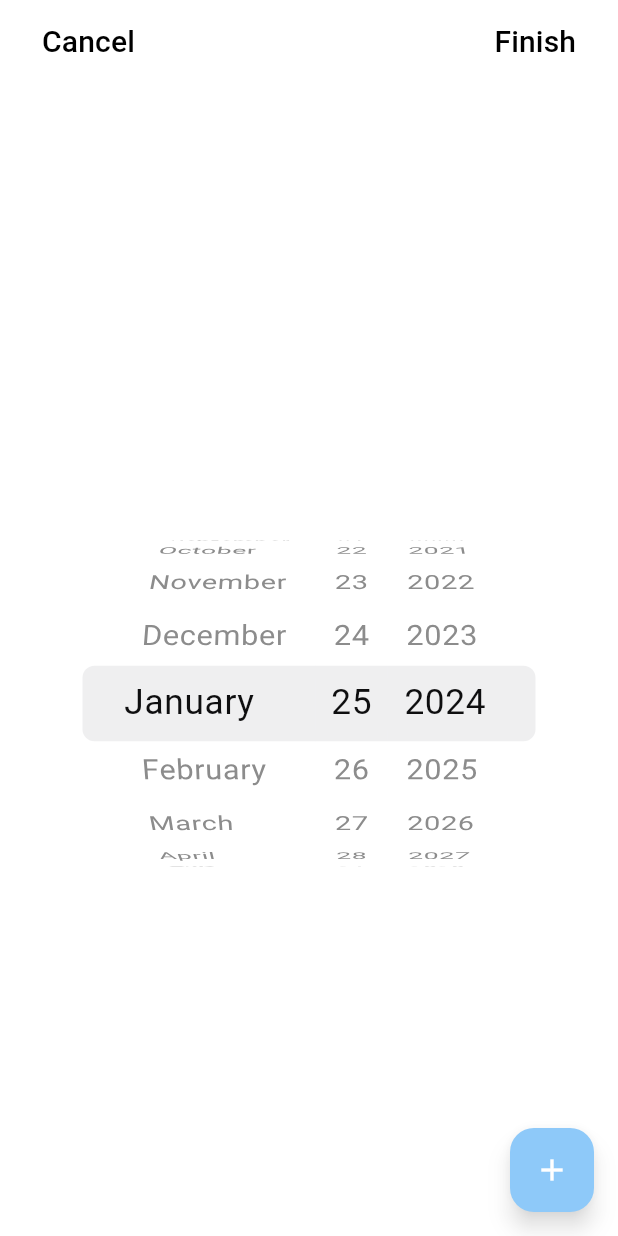
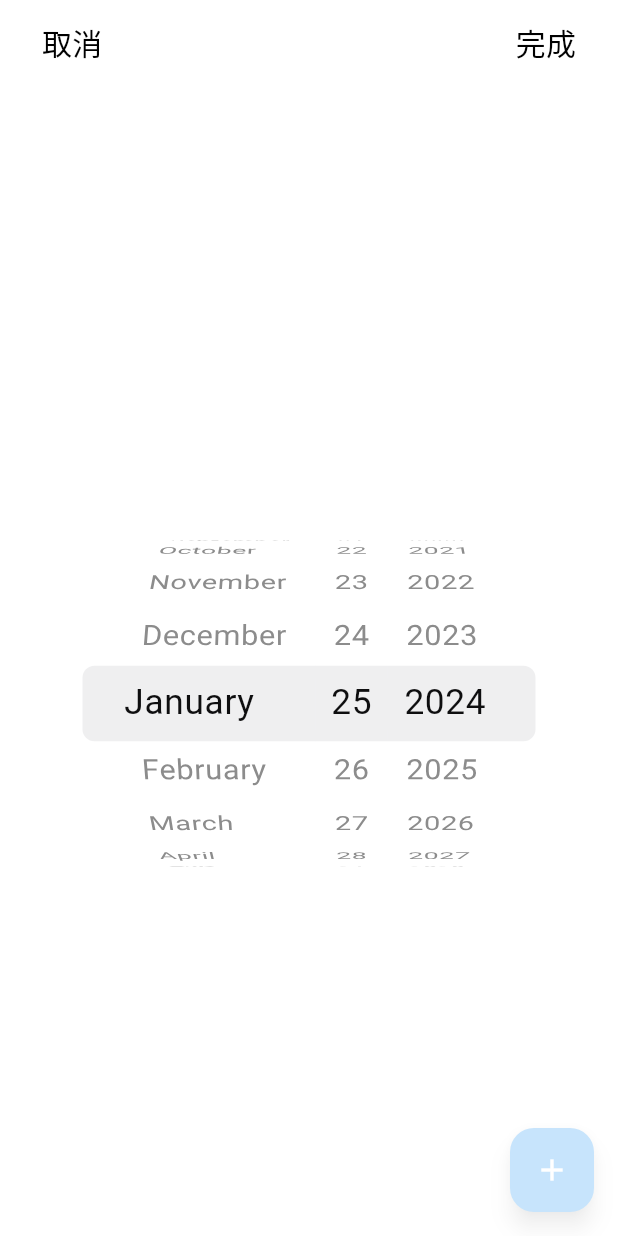
Before and after one commit to SpringHan/things_i_need, a Flutter app: the screen it shows after launch, after a tap on the "add" icon, on a phone screen of 412 x 824 dp. Run offline on Flutter 3.47's test engine with Material 3 defaults, Android fonts, the phone set to English and light mode, and no system bars; our stand-ins replace adaptive_theme.

Commit message:
Successfully show & add things

```diff
--- /dev/null
+++ b/devtools_options.yaml
@@ -0,0 +1 @@
+extensions:
--- a/lib/components/data_provider.dart
+++ b/lib/components/data_provider.dart
@@ -3,6 +3,10 @@ import 'package:intl/intl.dart' show DateFormat;
 import '../handle_things.dart';
 
 class DataProvider extends ChangeNotifier {
+  DataProvider() {
+    fetchStoredThings();
+  }
+
   bool usingAddPage = false;
   List<ThingData> thingData = [];
 
@@ -18,18 +22,18 @@ class DataProvider extends ChangeNotifier {
     notifyListeners();
   }
 
-  Future<void> addThing((String, DateTime) newThingData) async {
-    final formatedDate = DateFormat("yyyy/MM/dd").format(newThingData.$2);
+  Future<void> addThing() async {
+    final formatedDate = DateFormat("yyyy/MM/dd").format(newThing.$2);
     final (insertIdx, insertWay) = ThingData.newInsertIdx(
       thingData,
-      newThingData.$2
+      formatedDate
     );
 
     if (insertWay == ThingInsertCase.oldInsert) {
-      thingData[insertIdx].things[newThingData.$1] = false;
+      thingData[insertIdx].things[newThing.$1] = false;
     } else {
       thingData.insert(insertIdx, ThingData(formatedDate, {
-            newThingData.$1: false
+            newThing.$1: false
       }));
     }
 
@@ -50,6 +54,13 @@ class DataProvider extends ChangeNotifier {
     notifyListeners();
   }
 
+  Future<void> fetchStoredThings() async {
+    thingData = await fetchThingData();
+    notifyListeners();
+  }
+
+  set thingName(String name) => newThing = (name, newThing.$2);
+
   void newThingInit() {
     newThing = ("", newThing.$2);
     notifyListeners();
--- a/lib/components/new_thing_input.dart
+++ b/lib/components/new_thing_input.dart
@@ -1,6 +1,7 @@
 import 'package:flutter/material.dart';
 import 'package:provider/provider.dart';
 import '../components/data_provider.dart';
+import '../theme/theme.dart';
 
 class NewThingInput extends StatefulWidget {
   const NewThingInput({super.key});
@@ -45,3 +46,8 @@ class _NewThingInput extends State<NewThingInput> {
     );
   }
 }
+
+final inputColors = <String, Color> {
+  "light": Colors.black,
+  "dark": Colors.white,
+};
--- a/lib/components/things_card.dart
+++ b/lib/components/things_card.dart
@@ -25,7 +25,7 @@ class _ThingsCardState extends State<ThingsCard> {
 
     return Container(
       width: deviceWidth * 0.94,
-      height: 80,
+      height: 75,
       margin: const EdgeInsets.only(
         bottom: 15,
       ),
--- a/lib/components/things_list.dart
+++ b/lib/components/things_list.dart
@@ -29,7 +29,7 @@ class ThingsList extends StatelessWidget {
             date,
             style: const TextStyle(
               fontSize: 28,
-              fontWeight: FontWeight.w400,
+              fontWeight: FontWeight.w300,
             ),
             textAlign: TextAlign.left,
           ),
--- a/lib/handle_things.dart
+++ b/lib/handle_things.dart
@@ -14,20 +14,16 @@ base class ThingData {
   final String date;
   Map<String, bool> things;
 
-  int compare(DateTime newDate) {
-    return newDate.compareTo(DateTime.parse(date));
-  }
-
   void removeTickedItems() {
     things = Map.fromEntries(things.entries.where((i) => !i.value));
   }
 
   static (int, ThingInsertCase) newInsertIdx(
     List<ThingData> data,
-    DateTime date
+    String date
   ) {
     for (var i = 0; i < data.length; i++) {
-      switch (data[i].compare(date)) {
+      switch (date.compareDate(data[i].date)) {
         case 0:
         return (i, ThingInsertCase.oldInsert);
         case -1:
@@ -36,6 +32,26 @@ base class ThingData {
     }
 
     return (data.length, ThingInsertCase.newInsert);
+  }
+}
+
+extension DateCompare on String {
+  int compareDate(String another) {
+    final originList = split("/");
+    final anotherList = another.split("/");
+
+    for (var i = 0; i < 3; i++) {
+      final result = originList[i]._innerCompare(anotherList[i]);
+      if (result != 0) {
+        return result;
+      }
+    }
+
+    return 0;
+  }
+
+  int _innerCompare(String another) {
+    return int.parse(this).compareTo(int.parse(another));
   }
 }
 
@@ -56,9 +72,14 @@ Future<List<ThingData>> fetchThingData() async {
   List<ThingData> finalData = [];
   Map<String, dynamic> thingsList = jsonDecode(fileContent);
   for (final thingWithDate in thingsList.entries) {
+    Map<String, bool> tempThings = {};
+    for (final thing in thingWithDate.value.entries) {
+      tempThings[thing.key] = thing.value;
+    }
+
     finalData.add(ThingData(
         thingWithDate.key,
-        thingWithDate.value,
+        tempThings
     ));
   }
 
--- a/lib/main.dart
+++ b/lib/main.dart
@@ -17,10 +17,10 @@ class MyApp extends StatelessWidget {
       initial: AdaptiveThemeMode.system,
       builder: (theme, darkTheme) => MaterialApp(
         debugShowCheckedModeBanner: false,
-        title: "Stuff List",
+        title: "Things I Need",
         theme: theme,
         darkTheme: darkTheme,
-        home: PageStack(),
+        home: const PageStack(),
       ),
     );
   }
--- a/lib/pages/add_page.dart
+++ b/lib/pages/add_page.dart
@@ -30,7 +30,7 @@ class _AddPage extends State<AddPage> {
               child: Align(
                 alignment: Alignment.centerLeft,
                 child: AddNewButton(
-                  content: "Cancel",
+                  content: "取消",
                   onPressedFunc: () {
                     context.read<DataProvider>().addPageChange();
                   },
@@ -38,15 +38,16 @@ class _AddPage extends State<AddPage> {
               ),
             ),
             AddNewButton(
-              content: "Finish",
+              content: "完成",
               onPressedFunc: () async {
                 var provider = context.read<DataProvider>();
-                provider.addPageChange();
+                provider.thingName = provider.textController.text;
                 if (provider.newThing.$1.isEmpty) {
+                  provider.addPageChange();
                   return;
                 }
 
-                await provider.addThing(provider.newThing);
+                await provider.addThing();
                 provider.addPageChange();
               },
             ),
@@ -70,6 +71,6 @@ class _AddPage extends State<AddPage> {
 }
 
 final pageBackgroundColor = <String, Color> {
-  "light": Colors.white.withOpacity(0.4),
+  "light": Colors.white.withOpacity(0.7),
   "dark": Colors.black.withOpacity(0.3),
 };
--- a/lib/pages/main_page.dart
+++ b/lib/pages/main_page.dart
@@ -1,44 +1,40 @@
 import 'package:flutter/material.dart';
+
+import 'package:provider/provider.dart';
+import '../components/data_provider.dart';
+
 import '../components/things_list.dart';
 import '../components/things_add_button.dart';
-import '../handle_things.dart';
 
 class MainPage extends StatelessWidget {
   const MainPage({super.key});
 
   @override
   Widget build(BuildContext context) {
-    var thingsList = fetchThingData();
-
     return Scaffold(
       appBar: AppBar(
         title: Container(
           alignment: Alignment.center,
-          child: const Text("Stuff List"),
+          child: const Text("列表"),
         ),
       ),
-      body: FutureBuilder(
-        future: thingsList,
-        builder: (context, snapshot) {
-          if (snapshot.hasData) {
-            List<ThingsList> cardList = [];
-            for (final thing in snapshot.data!) {
-              cardList.add(ThingsList(thing));
-            }
-
-            return ListView(
-              children: cardList,
-            );
+      body: Builder(
+        builder: (context) {
+          var cardList = context.watch<DataProvider>().thingData;
+          if (cardList.isEmpty) {
+            return const Text("");
           }
 
+          List<ThingsList> widgets = [];
+          for (final card in cardList) {
+            widgets.add(ThingsList(card));
+          }
           return ListView(
-            children: const [
-              Text(""),
-            ],
+            children: widgets,
           );
         },
       ),
-      floatingActionButton: ThingsAddButton(),
+      floatingActionButton: const ThingsAddButton(),
     );
   }
 }
--- a/lib/pages/page_stack.dart
+++ b/lib/pages/page_stack.dart
@@ -17,8 +17,6 @@ class _PageStack extends State<PageStack> {
   @override
   Widget build(BuildContext context) {
     toTopDistance = MediaQuery.of(context).size.height;
-    // Debug
-    // toTopDistance = 0;
 
     return MultiProvider(
       providers: [
@@ -29,12 +27,12 @@ class _PageStack extends State<PageStack> {
           fit: StackFit.loose,
           alignment: Alignment.center,
           children: [
-            MainPage(),
+            const MainPage(),
             Positioned.fill(
               top: context.watch<DataProvider>().usingAddPage
               ? 0
               : toTopDistance,
-              child: AddPage()
+              child: const AddPage()
             ),
           ],
         );
```
Also changed, not shown: 1 other file.
